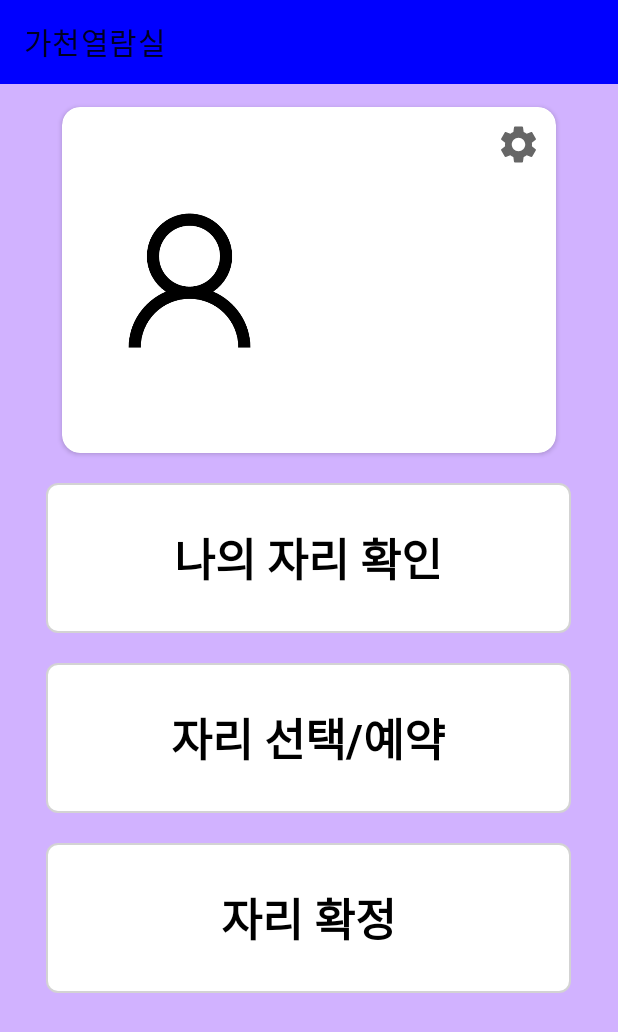
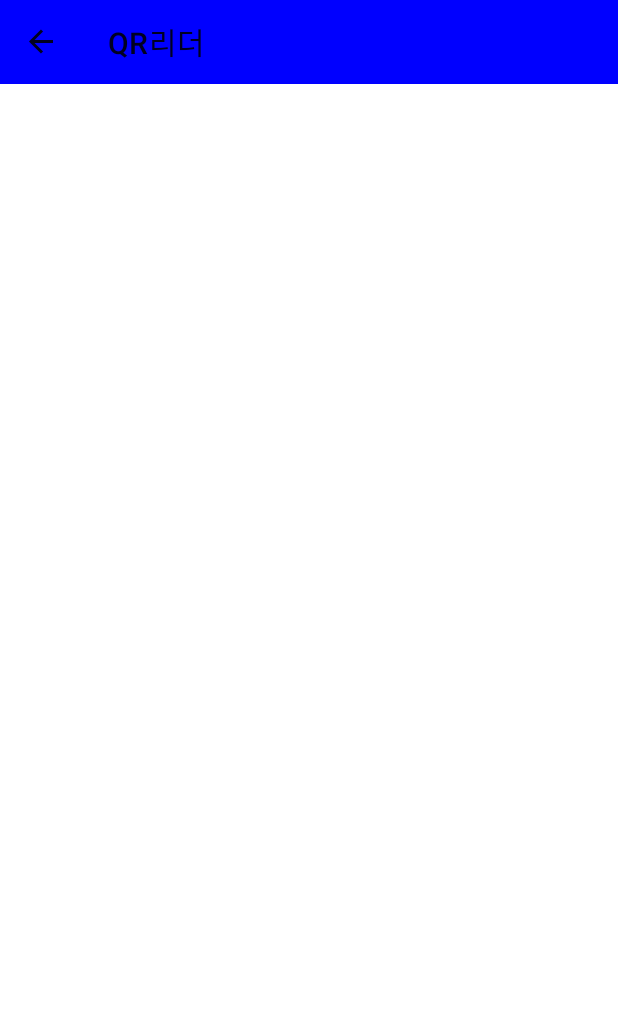
Before and after one commit to YuYangWoo/Gachon_Room, an Android app: the MainFragment screen opened directly, with no data from a screen before it, after a tap on "자리 확정", on a phone screen of 412 x 824 dp. Shown: the top 1032 px of the screen. Run offline under Robolectric (Android 15) with nearby library versions, the phone set to English and light mode, and no system bars; our stand-ins replace data binding, navigation-ui; network calls fail; pictures from the network do not load.

Commit message:
영어대응 + 자리예약화면, 자리확정 화면 구현

```diff
--- a/Gachon_Room/app/src/main/java/com/cookandroid/gachon_study_room/adapter/MainAdapter.kt
+++ b/Gachon_Room/app/src/main/java/com/cookandroid/gachon_study_room/adapter/MainAdapter.kt
@@ -37,10 +37,10 @@ import com.cookandroid.gachon_study_room.ui.fragment.MainFragmentDirections
                         binding.root.findNavController().navigate(MainFragmentDirections.actionMainFragmentToMySeatDialog())
                     }
                     binding.root.resources.getString(R.string.choose_or_reservation) -> {
-
+                        binding.root.findNavController().navigate(MainFragmentDirections.actionMainFragmentToReservationFragment())
                     }
                     binding.root.resources.getString(R.string.confirm_seat) -> {
-
+                        binding.root.findNavController().navigate(MainFragmentDirections.actionMainFragmentToQrCodeFragment())
                     }
                 }
             }
--- /dev/null
+++ b/Gachon_Room/app/src/main/java/com/cookandroid/gachon_study_room/ui/fragment/QrCodeFragment.kt
@@ -0,0 +1,12 @@
+package com.cookandroid.gachon_study_room.ui.fragment
+
+import com.cookandroid.gachon_study_room.R
+import com.cookandroid.gachon_study_room.databinding.FragmentQrBinding
+import com.cookandroid.gachon_study_room.ui.base.BaseFragment
+
+class QrCodeFragment : BaseFragment<FragmentQrBinding>(R.layout.fragment_qr) {
+    override fun init() {
+        super.init()
+
+    }
+}
--- /dev/null
+++ b/Gachon_Room/app/src/main/res/layout/fragment_qr.xml
@@ -0,0 +1,14 @@
+<?xml version="1.0" encoding="utf-8"?>
+<layout
+    xmlns:android="http://schemas.android.com/apk/res/android">
+    <data>
+        <variable
+            name="qr"
+            type="com.cookandroid.gachon_study_room.ui.fragment.QrCodeFragment" />
+    </data>
+<androidx.constraintlayout.widget.ConstraintLayout
+   android:layout_width="match_parent"
+    android:layout_height="match_parent">
+
+</androidx.constraintlayout.widget.ConstraintLayout>
+</layout>
--- a/Gachon_Room/app/src/main/res/navigation/navigation.xml
+++ b/Gachon_Room/app/src/main/res/navigation/navigation.xml
@@ -13,6 +13,12 @@
         <action
             android:id="@+id/action_mainFragment_to_mySeatDialog"
             app:destination="@id/mySeatDialog" />
+        <action
+            android:id="@+id/action_mainFragment_to_qrCodeFragment"
+            app:destination="@id/qrCodeFragment" />
+        <action
+            android:id="@+id/action_mainFragment_to_reservationFragment"
+            app:destination="@id/reservationFragment" />
     </fragment>
     <fragment
         android:id="@+id/optionFragment"
@@ -22,4 +28,12 @@
         android:id="@+id/mySeatDialog"
         android:name="com.cookandroid.gachon_study_room.ui.dialog.MySeatDialog"
         android:label="MySeatDialog" />
+    <fragment
+        android:id="@+id/qrCodeFragment"
+        android:name="com.cookandroid.gachon_study_room.ui.fragment.QrCodeFragment"
+        android:label="@string/qr" />
+    <fragment
+        android:id="@+id/reservationFragment"
+        android:name="com.cookandroid.gachon_study_room.ui.fragment.ReservationFragment"
+        android:label="@string/reservation_seat" />
 </navigation>
--- a/Gachon_Room/app/src/main/res/values/strings.xml
+++ b/Gachon_Room/app/src/main/res/values/strings.xml
@@ -12,4 +12,6 @@
     <string name="confirm_id">아이디와 비밀번호를 확인하세요.</string>
     <string name="server_error">서버 에러입니다.</string>
     <string name="confirm_login">님 로그인 되었습니다.</string>
+    <string name="reservation_seat">자리예약</string>
+    <string name="qr">QR리더</string>
 </resources>
```
Also changed, not shown: Gachon_Room/app/src/main/java/com/cookandroid/gachon_study_room/ui/fragment/ReservationFragment.kt (added, +12 -0 lines), Gachon_Room/app/src/main/res/layout/fragment_reservation.xml (added, +14 -0 lines), 1 other file.
